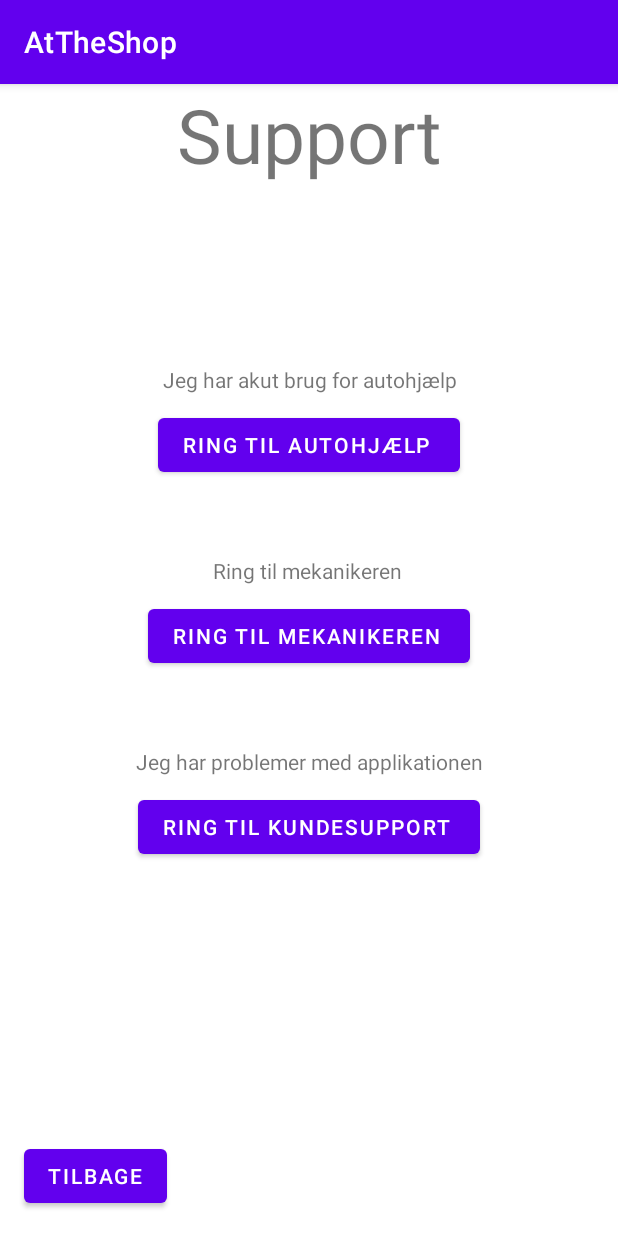
After one commit to Jejak-14/AtTheShop, an Android app: the SupportActivity screen opened directly, with no data from a screen before it, on a phone screen of 412 x 824 dp. The commit adds this screen. Run offline under Robolectric (Android 15) with nearby library versions, the phone set to English and light mode, and no system bars.

Commit message:
Support activity

```diff
--- a/app/src/main/AndroidManifest.xml
+++ b/app/src/main/AndroidManifest.xml
@@ -9,6 +9,7 @@
         android:roundIcon="@mipmap/ic_launcher_round"
         android:supportsRtl="true"
         android:theme="@style/Theme.AtTheShop">
+        <activity android:name=".SupportActivity"></activity>
         <activity android:name=".MainActivity">
             <intent-filter>
                 <action android:name="android.intent.action.MAIN" />
--- /dev/null
+++ b/app/src/main/java/com/example/attheshop/SupportActivity.kt
@@ -0,0 +1,11 @@
+package com.example.attheshop
+
+import androidx.appcompat.app.AppCompatActivity
+import android.os.Bundle
+
+class SupportActivity : AppCompatActivity() {
+    override fun onCreate(savedInstanceState: Bundle?) {
+        super.onCreate(savedInstanceState)
+        setContentView(R.layout.activity_support)
+    }
+}
--- /dev/null
+++ b/app/src/main/res/layout/activity_support.xml
@@ -0,0 +1,109 @@
+<?xml version="1.0" encoding="utf-8"?>
+<androidx.constraintlayout.widget.ConstraintLayout xmlns:android="http://schemas.android.com/apk/res/android"
+    xmlns:app="http://schemas.android.com/apk/res-auto"
+    xmlns:tools="http://schemas.android.com/tools"
+    android:layout_width="match_parent"
+    android:layout_height="match_parent"
+    tools:context=".SupportActivity">
+
+    <Button
+        android:id="@+id/button2"
+        android:layout_width="wrap_content"
+        android:layout_height="wrap_content"
+        android:layout_marginTop="10dp"
+        android:text="Ring til autohjælp
+"
+        app:layout_constraintBottom_toBottomOf="parent"
+        app:layout_constraintEnd_toEndOf="parent"
+        app:layout_constraintStart_toStartOf="parent"
+        app:layout_constraintTop_toBottomOf="@+id/textView3"
+        app:layout_constraintVertical_bias="0.0" />
+
+    <TextView
+        android:id="@+id/textView3"
+        android:layout_width="wrap_content"
+        android:layout_height="wrap_content"
+        android:layout_marginTop="120dp"
+        android:text="Jeg har akut brug for autohjælp"
+        app:layout_constraintEnd_toEndOf="parent"
+        app:layout_constraintHorizontal_bias="0.502"
+        app:layout_constraintStart_toStartOf="parent"
+        app:layout_constraintTop_toBottomOf="@+id/textView4" />
+
+    <Button
+        android:id="@+id/button3"
+        android:layout_width="wrap_content"
+        android:layout_height="wrap_content"
+        android:layout_marginTop="10dp"
+        android:text="Ring til Mekanikeren
+"
+        app:layout_constraintBottom_toBottomOf="parent"
+        app:layout_constraintEnd_toEndOf="parent"
+        app:layout_constraintStart_toStartOf="parent"
+        app:layout_constraintTop_toBottomOf="@+id/textView5"
+        app:layout_constraintVertical_bias="0.0" />
+
+    <TextView
+        android:id="@+id/textView5"
+        android:layout_width="wrap_content"
+        android:layout_height="wrap_content"
+        android:layout_marginTop="50dp"
+        android:text="Ring til mekanikeren
+"
+        app:layout_constraintEnd_toEndOf="parent"
+        app:layout_constraintHorizontal_bias="0.502"
+        app:layout_constraintStart_toStartOf="parent"
+        app:layout_constraintTop_toBottomOf="@+id/button2" />
+
+    <Button
+        android:id="@+id/button4"
+        android:layout_width="wrap_content"
+        android:layout_height="wrap_content"
+        android:layout_marginTop="10dp"
+        android:text="Ring til Kundesupport
+"
+        app:layout_constraintBottom_toBottomOf="parent"
+        app:layout_constraintEnd_toEndOf="parent"
+        app:layout_constraintHorizontal_bias="0.5"
+        app:layout_constraintStart_toStartOf="parent"
+        app:layout_constraintTop_toBottomOf="@+id/textView6"
+        app:layout_constraintVertical_bias="0.0" />
+
+    <TextView
+        android:id="@+id/textView6"
+        android:layout_width="wrap_content"
+        android:layout_height="wrap_content"
+        android:layout_marginTop="50dp"
+        android:text="Jeg har problemer med applikationen"
+        app:layout_constraintEnd_toEndOf="parent"
+        app:layout_constraintHorizontal_bias="0.5"
+        app:layout_constraintStart_toStartOf="parent"
+        app:layout_constraintTop_toBottomOf="@+id/button3" />
+
+    <TextView
+        android:id="@+id/textView4"
+        android:layout_width="wrap_content"
+        android:layout_height="wrap_content"
+        android:gravity="center"
+        android:text="Support"
+        android:textSize="50dp"
+        app:layout_constraintEnd_toEndOf="parent"
+        app:layout_constraintHorizontal_bias="0.5"
+        app:layout_constraintStart_toStartOf="parent"
+        tools:layout_editor_absoluteY="31dp" />
+
+    <Button
+        android:id="@+id/button5"
+        android:layout_width="wrap_content"
+        android:layout_height="wrap_content"
+        android:layout_marginStart="16dp"
+        android:layout_marginLeft="16dp"
+        android:layout_marginBottom="16dp"
+        android:text="Tilbage"
+        app:layout_constraintBottom_toBottomOf="parent"
+        app:layout_constraintEnd_toEndOf="parent"
+        app:layout_constraintHorizontal_bias="0.0"
+        app:layout_constraintStart_toStartOf="parent"
+        app:layout_constraintTop_toTopOf="parent"
+        app:layout_constraintVertical_bias="1.0" />
+</androidx.constraintlayout.widget.ConstraintLayout>
```
Also changed, not shown: app/src/main/res/layout/activity_main.xml (+63 -11 lines), app/src/main/res/values/strings.xml (+8 -0 lines).
